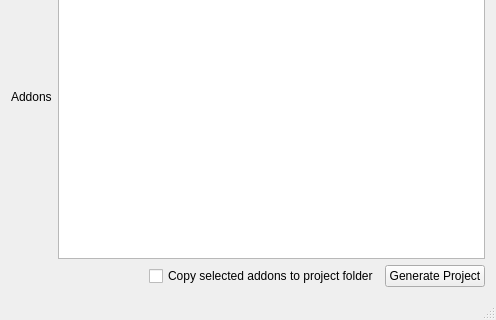
Old version of the form MainWindow.ui in the repository Furkanzmc/ofxProjectGenerator; both pictures show x 0 to 496 and y 160 to 480 of the 496 by 480 pixel window.
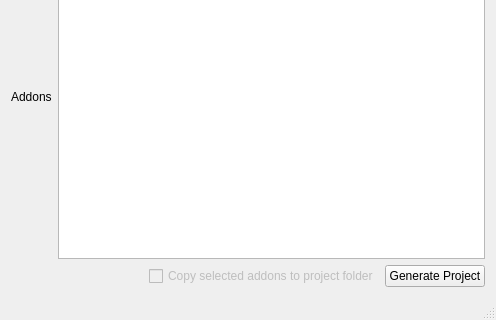
New version of the form.

Patch:
```diff
--- a/MainWindow.ui
+++ b/MainWindow.ui
@@ -102,6 +102,12 @@
       </item>
       <item>
        <widget class="QCheckBox" name="checkBox">
+        <property name="enabled">
+         <bool>false</bool>
+        </property>
+        <property name="toolTip">
+         <string>Coming soon...</string>
+        </property>
         <property name="text">
          <string>Copy selected addons to project folder</string>
         </property>
```
